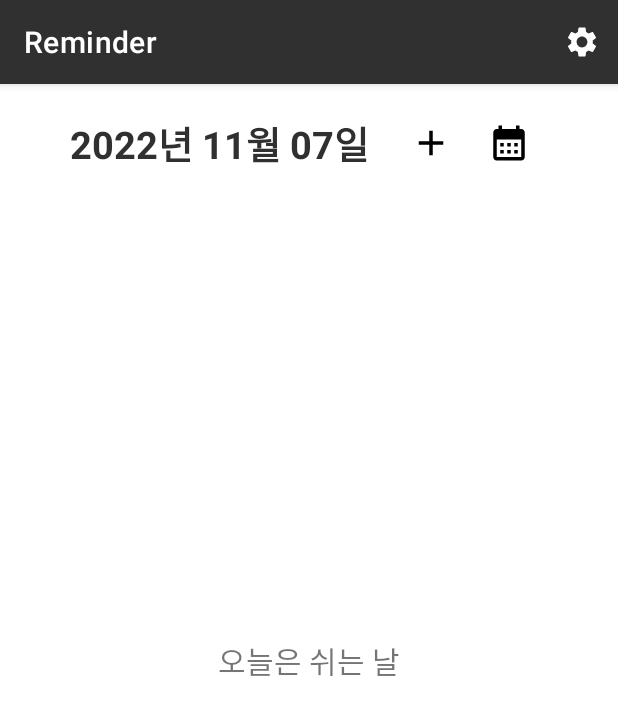
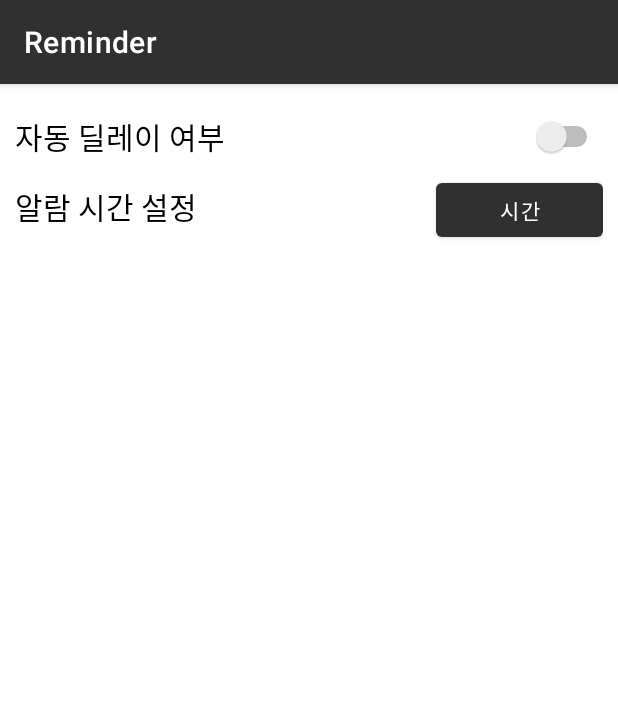
Before and after one commit to DSeung001/Reminder, an Android app: the screen it shows after launch (MainActivity before the commit, SettingActivity after it), after a tap on "Setting", on a phone screen of 412 x 824 dp. Shown: the top 715 px of the screen. Run offline under Robolectric (Android 15) with nearby library versions, the phone set to English and light mode, and no system bars; our stand-ins replace Room's generated code.

```diff
--- a/app/src/main/AndroidManifest.xml
+++ b/app/src/main/AndroidManifest.xml
@@ -2,8 +2,8 @@
 <manifest xmlns:android="http://schemas.android.com/apk/res/android"
     xmlns:tools="http://schemas.android.com/tools">
 
-    <uses-permission android:name="android.permission.SCHEDULE_EXACT_ALARM"/>
-    <uses-permission android:name="android.permission.RECEIVE_BOOT_COMPLETED"/>
+    <uses-permission android:name="android.permission.SCHEDULE_EXACT_ALARM" />
+    <uses-permission android:name="android.permission.RECEIVE_BOOT_COMPLETED" />
 
     <application
         android:name=".config.ApplicationClass"
@@ -16,10 +16,18 @@
         android:supportsRtl="true"
         android:theme="@style/Theme.Reminder"
         tools:targetApi="31">
+        <activity
+            android:name=".SettingActivity"
+            android:exported="false">
+            <meta-data
+                android:name="android.app.lib_name"
+                android:value="" />
+        </activity>
+
         <receiver
             android:name=".receiver.AlarmReceiver"
             android:enabled="true"
-            android:exported="true"></receiver>
+            android:exported="true" />
 
         <activity
             android:name=".CalendarActivity"
--- a/app/src/main/java/com/example/reminder/MainActivity.kt
+++ b/app/src/main/java/com/example/reminder/MainActivity.kt
@@ -49,7 +49,7 @@ class MainActivity : AppCompatActivity() {
     override fun onOptionsItemSelected(item: MenuItem): Boolean {
         when(item?.itemId) {
             R.id.btnSetting -> {
-                Toast.makeText(this, "설정 페이지 이동", Toast.LENGTH_SHORT).show()
+                requestActivity.launch(Intent(this, SettingActivity::class.java))
             }
         }
         return super.onOptionsItemSelected(item)
@@ -61,10 +61,10 @@ class MainActivity : AppCompatActivity() {
         setContentView(binding.root)
 
         val alarmManager = getSystemService(ALARM_SERVICE) as AlarmManager
-
-        val intent = Intent(this, AlarmReceiver::class.java)
         val pendingIntent = PendingIntent.getBroadcast(
-            this, NOTIFICATION_ID, intent,
+            this,
+            NOTIFICATION_ID,
+            Intent(this, AlarmReceiver::class.java),
             PendingIntent.FLAG_UPDATE_CURRENT
         )
         // 토글버튼 활성화 시 알림을 생성하고 토스트 메세지로 출력
@@ -85,12 +85,6 @@ class MainActivity : AppCompatActivity() {
             pendingIntent
         )
 
-        // actionbar color change
-        val actionBar: ActionBar?
-        actionBar = supportActionBar
-        val colorDrawable = ColorDrawable(Color.parseColor("#303030"))
-        actionBar!!.setBackgroundDrawable(colorDrawable)
-
         // today
         binding.tvToday.text = SimpleDateFormat("yyyy년 MM월 dd일").format(System.currentTimeMillis())
 
@@ -98,14 +92,12 @@ class MainActivity : AppCompatActivity() {
         historyViewModel =  ViewModelProvider(this)[HistoryViewModel::class.java]
 
         binding.imgBtnAdd.setOnClickListener{
-            var intent = Intent(this, EditTodoActivity::class.java).apply {
+            requestActivity.launch(Intent(this, EditTodoActivity::class.java).apply {
                 putExtra("type", "ADD")
-            }
-            requestActivity.launch(intent)
+            })
         }
         binding.imgBtnCalendar.setOnClickListener{
-            var intent = Intent(this, CalendarActivity::class.java).apply {}
-            requestActivity.launch(intent)
+            requestActivity.launch(Intent(this, CalendarActivity::class.java))
         }
 
         todoViewModel.todoList.observe(this){
@@ -124,11 +116,10 @@ class MainActivity : AppCompatActivity() {
             override fun onClick(view: View, position: Int, itemId: Long) {
                 CoroutineScope(Dispatchers.IO).launch {
                     val todo = todoViewModel.getOne(itemId)
-                    val intent = Intent(this@MainActivity, EditTodoActivity::class.java).apply {
+                    requestActivity.launch(Intent(this@MainActivity, EditTodoActivity::class.java).apply {
                         putExtra("type", "EDIT")
                         putExtra("item", todo)
-                    }
-                    requestActivity.launch(intent)
+                    })
                 }
             }
         })
@@ -195,8 +186,7 @@ class MainActivity : AppCompatActivity() {
                             finish() //인텐트 종료
 
                             overridePendingTransition(0, 0)
-                            val newIntent = Intent(this@MainActivity, MainActivity::class.java)
-                            startActivity(newIntent)
+                            startActivity(Intent(this@MainActivity, MainActivity::class.java))
                             overridePendingTransition(0, 0) //인텐트 효과 없애기
                             Toast.makeText(this@MainActivity, "미뤄졌습니다.", Toast.LENGTH_SHORT).show()
                         })
--- /dev/null
+++ b/app/src/main/java/com/example/reminder/SettingActivity.kt
@@ -0,0 +1,11 @@
+package com.example.reminder
+
+import androidx.appcompat.app.AppCompatActivity
+import android.os.Bundle
+
+class SettingActivity : AppCompatActivity() {
+    override fun onCreate(savedInstanceState: Bundle?) {
+        super.onCreate(savedInstanceState)
+        setContentView(R.layout.activity_setting)
+    }
+}
--- /dev/null
+++ b/app/src/main/res/layout/activity_setting.xml
@@ -0,0 +1,53 @@
+<?xml version="1.0" encoding="utf-8"?>
+<androidx.constraintlayout.widget.ConstraintLayout xmlns:android="http://schemas.android.com/apk/res/android"
+    xmlns:app="http://schemas.android.com/apk/res-auto"
+    xmlns:tools="http://schemas.android.com/tools"
+    android:layout_width="match_parent"
+    android:layout_height="match_parent"
+    tools:context=".SettingActivity">
+
+    <LinearLayout
+        android:padding="10dp"
+        android:layout_width="match_parent"
+        android:layout_height="match_parent"
+        android:orientation="vertical"
+        >
+
+        <Switch
+            android:id="@+id/switchAutoDelay"
+            android:layout_width="match_parent"
+            android:layout_height="wrap_content"
+            android:text="자동 딜레이 여부"
+            android:textSize="20sp"
+            android:paddingBottom="10dp"
+            android:paddingTop="10dp"
+            />
+
+        <LinearLayout
+            android:layout_width="match_parent"
+            android:layout_height="match_parent"
+            android:orientation="horizontal">
+
+            <TextView
+                android:id="@+id/tvTimeSetting"
+                android:layout_width="wrap_content"
+                android:layout_height="wrap_content"
+                android:layout_weight="7"
+                android:textSize="20sp"
+                android:textColor="@color/black"
+                android:text="알람 시간 설정"
+                android:height="40dp"
+                />
+
+            <Button
+                android:height="40dp"
+                android:id="@+id/btnTimeSelect"
+                android:layout_width="wrap_content"
+                android:layout_height="wrap_content"
+                android:layout_weight="1"
+                android:text="시간" />
+        </LinearLayout>
+
+    </LinearLayout>
+
+</androidx.constraintlayout.widget.ConstraintLayout>
--- a/app/src/main/res/values/themes.xml
+++ b/app/src/main/res/values/themes.xml
@@ -2,7 +2,7 @@
     <!-- Base application theme. -->
     <style name="Theme.Reminder" parent="Theme.MaterialComponents.DayNight.DarkActionBar">
         <!-- Primary brand color. -->
-        <item name="colorPrimary">@color/purple_500</item>
+        <item name="colorPrimary">@color/baseBackground</item>
         <item name="colorPrimaryVariant">@color/purple_700</item>
         <item name="colorOnPrimary">@color/white</item>
         <!-- Secondary brand color. -->
```
